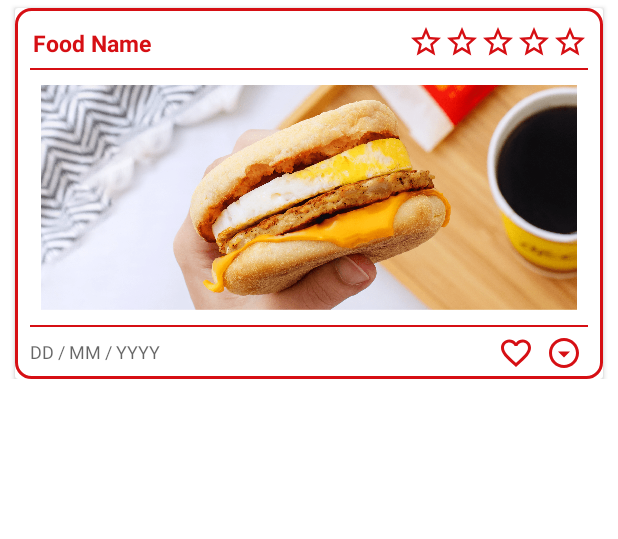
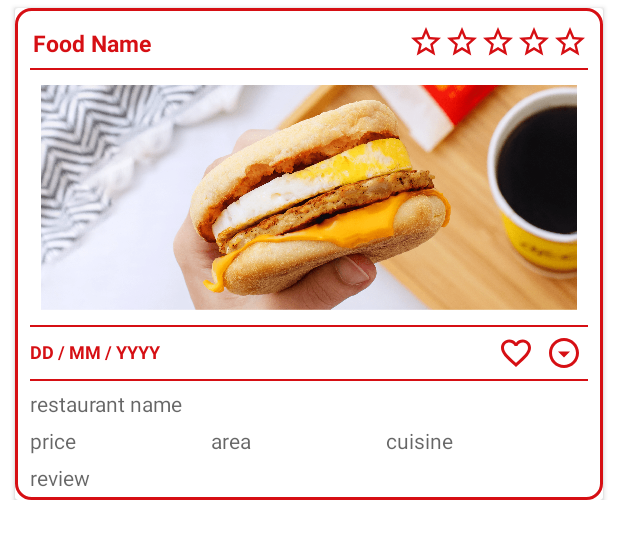
Before and after one commit to ChewonHan/BiteBook_new, an Android app: the layout home_card.xml on its own in the app's theme, with its tools: preview values and no code run, on a phone screen of 412 x 824 dp. Shown: the top 539 px of the screen. Run offline under Robolectric (Android 15) with nearby library versions, the phone set to English and light mode, and no system bars.

Commit message:
Edited the HomeCardView: - make the HomeCardView expandable

```diff
--- a/app/src/main/res/layout/home_card.xml
+++ b/app/src/main/res/layout/home_card.xml
@@ -109,7 +109,8 @@
                 android:id="@+id/belowElements"
                 android:layout_width="match_parent"
                 android:layout_height="wrap_content"
-                android:layout_below="@+id/line2">
+                android:layout_below="@+id/line2"
+                android:orientation="horizontal">
 
                 <TextView
                     android:id="@+id/date"
@@ -119,8 +120,10 @@
                     android:layout_marginLeft="10dp"
                     android:layout_marginTop="8dp"
                     android:layout_marginBottom="5dp"
+                    android:text="DD / MM / YYYY"
                     android:hint="DD / MM / YYYY"
-                    android:textColor="@color/darker_red"
+                    android:textStyle="bold"
+                    android:textColor="@color/bacon"
                     android:textSize="12dp" />
 
                 <ImageView
@@ -139,8 +142,66 @@
                     android:layout_marginRight="10dp"
                     android:layout_marginVertical="5dp"
                     android:src="@drawable/more_icon" />
+            </LinearLayout>
 
+            <View
+                android:id="@+id/line3"
+                android:layout_width="match_parent"
+                android:layout_height="1dp"
+                android:layout_below="@+id/belowElements"
+                android:layout_marginHorizontal="10dp"
+                android:background="@color/bacon" />
+
+            <TextView
+                android:id="@+id/resNameCard"
+                android:layout_width="wrap_content"
+                android:layout_height="wrap_content"
+                android:layout_marginBottom="5dp"
+                android:layout_marginTop="5dp"
+                android:layout_marginHorizontal="10dp"
+                android:layout_below="@+id/line3"
+                android:hint="restaurant name"/>
+
+            <LinearLayout
+                android:id="@+id/price_area_cuisine"
+                android:layout_width="match_parent"
+                android:layout_height="wrap_content"
+                android:layout_below="@+id/resNameCard"
+                android:layout_marginHorizontal="10dp">
+
+                <TextView
+                    android:id="@+id/price"
+                    android:layout_width="wrap_content"
+                    android:layout_height="wrap_content"
+                    android:layout_marginBottom="5dp"
+                    android:layout_weight="1"
+                    android:hint="price"/>
+
+                <TextView
+                    android:id="@+id/area"
+                    android:layout_width="wrap_content"
+                    android:layout_height="wrap_content"
+                    android:layout_marginBottom="5dp"
+                    android:layout_weight="1"
+                    android:hint="area"/>
+
+                <TextView
+                    android:id="@+id/cuisine"
+                    android:layout_width="wrap_content"
+                    android:layout_height="wrap_content"
+                    android:layout_marginBottom="5dp"
+                    android:layout_weight="1"
+                    android:hint="cuisine"/>
             </LinearLayout>
+
+            <TextView
+                android:id="@+id/review"
+                android:layout_width="wrap_content"
+                android:layout_height="wrap_content"
+                android:layout_below="@+id/price_area_cuisine"
+                android:layout_marginHorizontal="10dp"
+                android:layout_marginBottom="5dp"
+                android:hint="review"/>
 
         </RelativeLayout>
     </androidx.cardview.widget.CardView>
```
Also changed, not shown: app/src/main/java/com/example/bitebook_new/HomeCardAdapter.java (+58 -3 lines). Lines whose indentation alone changed are shown as unchanged.
